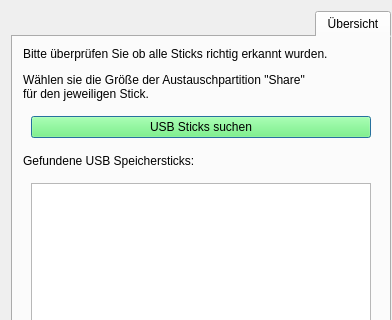
This is usbcreator.ui in valueerrorx/life-usbcreator as Qt 5 draws it before an edit; both pictures show x 0 to 392 and y 0 to 320 of the 392 by 552 pixel window. The edited form follows.
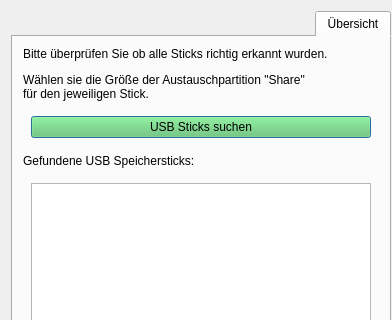
This is the edited form. Icons and pictures are not drawn.

Commit message: added actual copy funcionality.

```diff
--- a/usbcreator.ui
+++ b/usbcreator.ui
@@ -127,7 +127,7 @@
              <bool>false</bool>
             </property>
             <property name="styleSheet">
-             <string notr="true">background-color:rgba(100,255,100,0.5);</string>
+             <string notr="true">background-color:rgba(100,200,100,0.5);</string>
             </property>
             <property name="text">
              <string>USB Sticks suchen</string>
```
Left out of the diff: 6 changed lines with no effect on the pictures. The commit also changes 2 other files.
